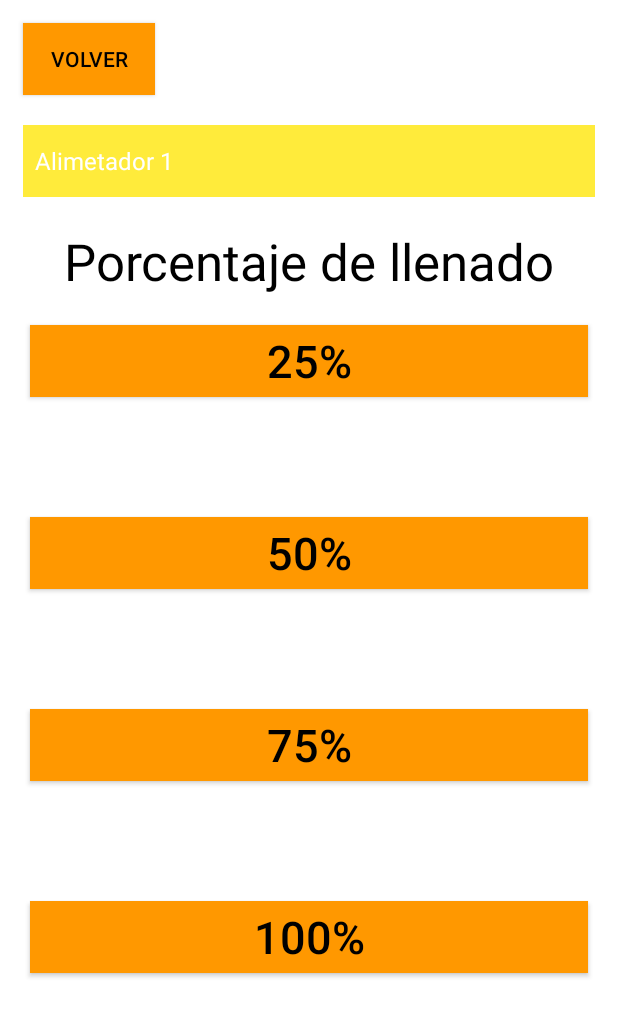
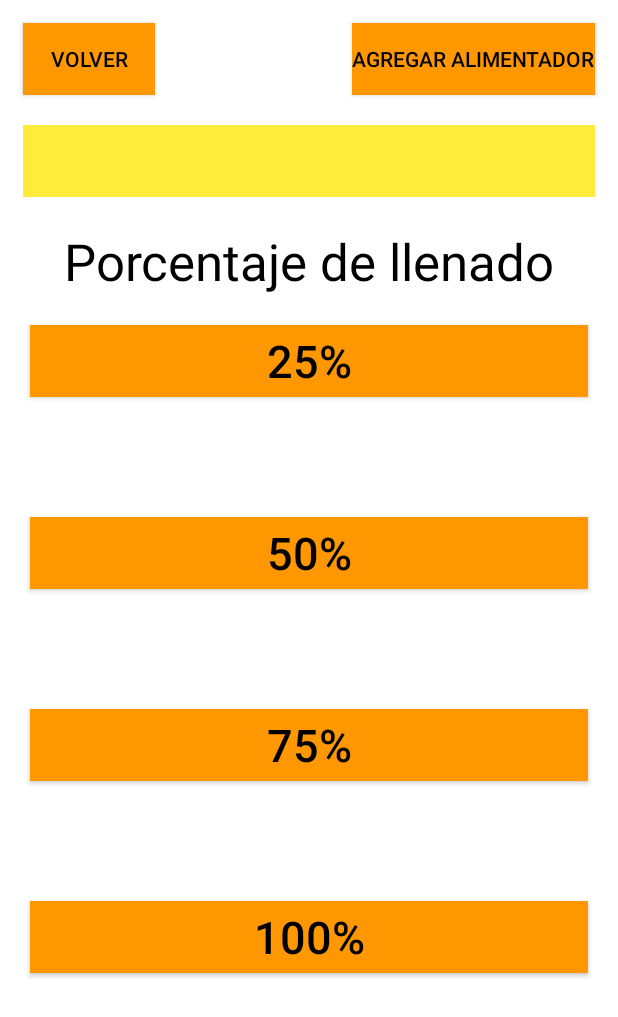
Before and after one commit to ersepull/Proyecto_PST_G1, an Android app: the Llenado screen opened directly, with no data from a screen before it, on a phone screen of 412 x 824 dp. Shown: the top 1017 px of the screen. Run offline under Robolectric (Android 15) with nearby library versions, the light colour scheme and no system bars; our stand-ins replace Firebase (no records; nobody signed in at launch, a user with empty details on screens opened directly); 1 statement that could not run was skipped.

Commit message:
Funcionalidad de seleccion y creacion de alimentadores por cuenta implementada

```diff
--- a/app/src/main/java/com/example/dispetser/Llenado.java
+++ b/app/src/main/java/com/example/dispetser/Llenado.java
@@ -7,27 +7,53 @@ import android.widget.ArrayAdapter;
 import android.widget.EditText;
 import android.widget.Spinner;
 
+import androidx.annotation.NonNull;
 import androidx.appcompat.app.AppCompatActivity;
 
 import com.google.firebase.FirebaseApp;
+import com.google.firebase.database.DataSnapshot;
+import com.google.firebase.database.DatabaseError;
 import com.google.firebase.database.DatabaseReference;
 import com.google.firebase.database.FirebaseDatabase;
+import com.google.firebase.database.ValueEventListener;
+
+import java.util.ArrayList;
+import java.util.List;
+import java.util.UUID;
 
 public class Llenado extends AppCompatActivity {
     FirebaseDatabase firebaseDatabase;
     DatabaseReference databaseReference;
     Spinner opciones;
     String usuario;
+
     @Override
     protected void onCreate(Bundle savedInstanceState) {
         inicializarFirebase();
+
         super.onCreate(savedInstanceState);
         setContentView(R.layout.activity_llenado);
         Bundle bundle = getIntent().getExtras();
         opciones= (Spinner)findViewById(R.id.spinner);
         usuario = databaseReference.child("Cuenta").child(bundle.getString("username")).getKey();
-        ArrayAdapter<CharSequence> adapter = ArrayAdapter.createFromResource(this,R.array.opciones, android.R.layout.simple_spinner_item);
-        opciones.setAdapter(adapter);
+        DatabaseReference rf1= firebaseDatabase.getReference("Cuenta");
+        rf1.child(usuario).child("Alimentadores").addValueEventListener(new ValueEventListener() {
+            @Override
+            public void onDataChange(@NonNull DataSnapshot snapshot) {
+                final List<String> areas= new ArrayList<>();
+                for(DataSnapshot areaSnapchot: snapshot.getChildren()){
+                    String area_name= areaSnapchot.child("nombre").getValue(String.class);
+                    areas.add(area_name);
+                }
+                ArrayAdapter<String> areasAdapter= new ArrayAdapter<String>(Llenado.this, android.R.layout.simple_spinner_item,areas);
+                opciones.setAdapter(areasAdapter);
+            }
+
+            @Override
+            public void onCancelled(@NonNull DatabaseError error) {
+
+            }
+        });
     }
 
     public void volver(View view){
@@ -42,4 +68,10 @@ public class Llenado extends AppCompatActivity {
         firebaseDatabase = FirebaseDatabase.getInstance();
         databaseReference = firebaseDatabase.getReference();
     }
+
+    public void agregarAlimentador(View view){
+        String id=UUID.randomUUID().toString();
+        Alimentador a= new Alimentador("Nuevo alimentador", id,0);
+        databaseReference.child("Cuenta").child(usuario).child("Alimentadores").child(id).setValue(a);
+    }
 }
--- a/app/src/main/res/layout/activity_llenado.xml
+++ b/app/src/main/res/layout/activity_llenado.xml
@@ -5,6 +5,19 @@
     android:layout_width="match_parent"
     android:layout_height="match_parent"
     android:background="@color/white">
+
+    <Button
+        android:id="@+id/agregar"
+        android:layout_width="wrap_content"
+        android:layout_height="wrap_content"
+        android:layout_marginTop="15dp"
+        android:layout_marginEnd="15dp"
+        android:background="#FF9800"
+        android:onClick="agregarAlimentador"
+        android:text="Agregar alimentador"
+        android:textColor="@color/black"
+        app:layout_constraintEnd_toEndOf="parent"
+        app:layout_constraintTop_toTopOf="parent" />
 
     <Button
         android:id="@+id/button8"
@@ -40,10 +53,10 @@
         android:layout_marginStart="20dp"
         android:layout_marginTop="20dp"
         android:layout_marginEnd="20dp"
+        android:background="#FF9800"
         android:text="25%"
+        android:textColor="@color/black"
         android:textSize="30dp"
-        android:textColor="@color/black"
-        android:background="#FF9800"
         app:layout_constraintEnd_toEndOf="parent"
         app:layout_constraintStart_toStartOf="parent"
         app:layout_constraintTop_toBottomOf="@+id/textView3" />
```
Also changed, not shown: app/src/main/java/com/example/dispetser/Alimentador.java (added, +39 -0 lines), app/src/main/java/com/example/dispetser/Register.java (+7 -0 lines).
